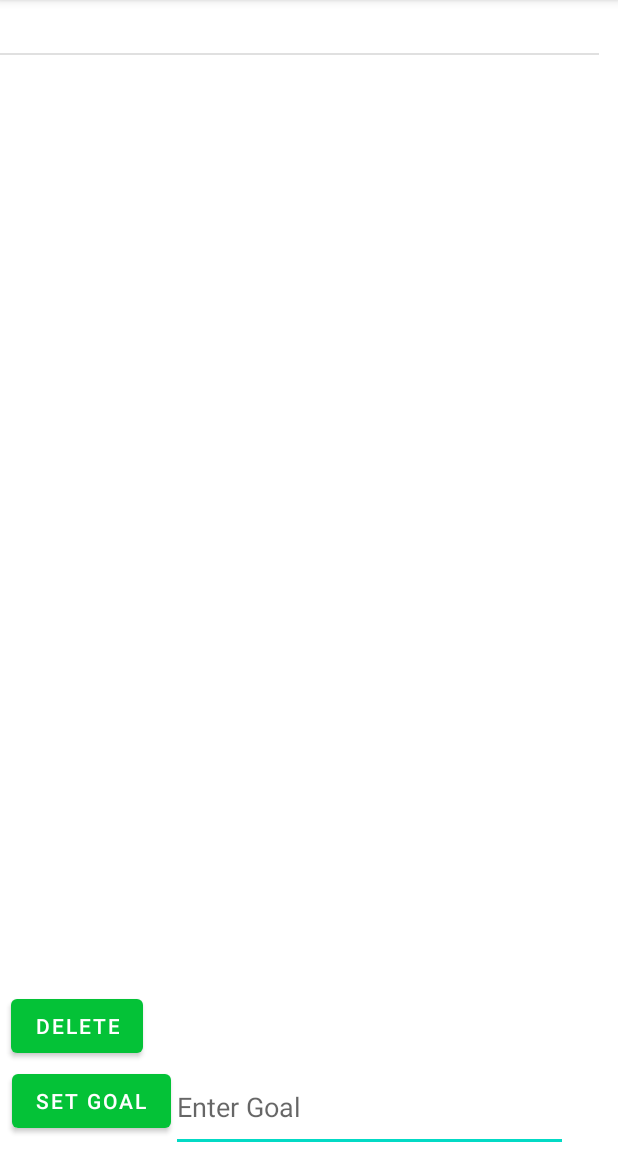
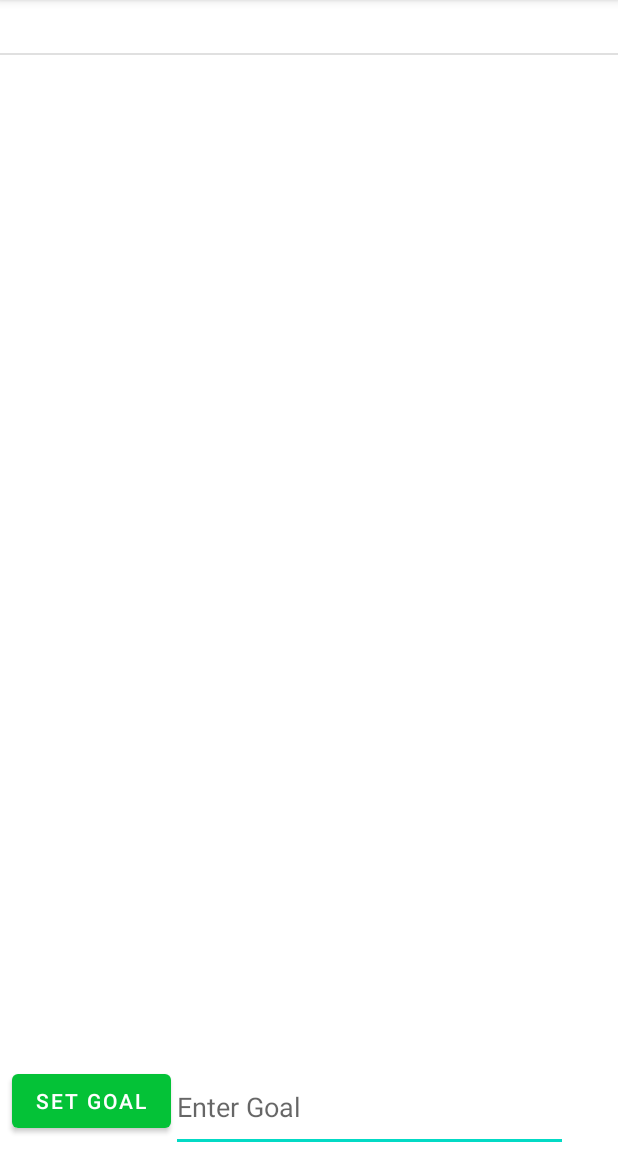
Before and after one commit to Jagveer-Sangha/CP470-Project, an Android app: the GoalActivity screen opened directly, with no data from a screen before it, after a tap on "SET GOAL", on a phone screen of 412 x 824 dp, the part 84-1236 px from its top. Run offline under Robolectric (Android 15) with nearby library versions, the phone set to English and light mode, and no system bars.

Commit message:
Added Code for editing and removing items from the goal list I have figured out how to make the delete the goal entries

```diff
--- a/app/src/main/res/layout/activity_goal.xml
+++ b/app/src/main/res/layout/activity_goal.xml
@@ -40,17 +40,8 @@
 
         <ListView
             android:id="@+id/goalsList"
-            android:layout_width="399dp"
-            android:layout_height="620dp" />
+            android:layout_width="match_parent"
+            android:layout_height="661dp" />
 
-        <Button
-            android:id="@+id/deleteGoal"
-            android:layout_width="wrap_content"
-            android:layout_height="wrap_content"
-            android:layout_alignParentStart="true"
-            android:layout_alignParentBottom="true"
-            android:layout_marginStart="7dp"
-            android:layout_marginBottom="60dp"
-            android:text="@string/delete_Goal" />
     </RelativeLayout>
 </androidx.constraintlayout.widget.ConstraintLayout>
```
Also changed, not shown: app/src/main/java/com/example/project/GoalActivity.java (+68 -13 lines).
